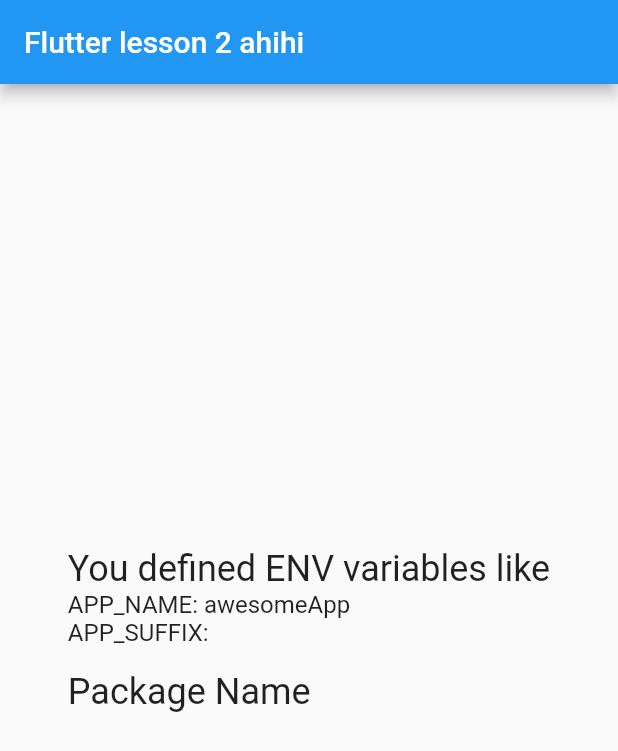
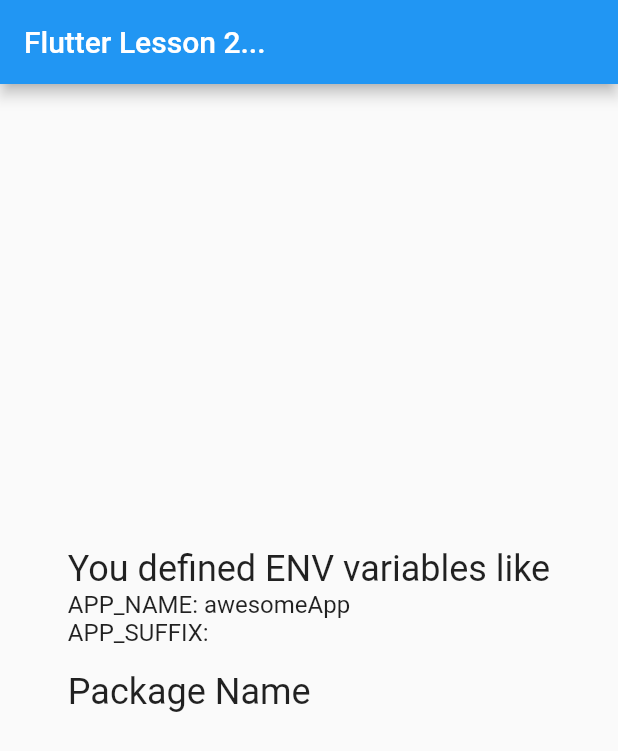
Before and after one commit to ToanMobile/Flutter_Multi_Environment, a Flutter app: the screen it shows after launch, on a phone screen of 412 x 824 dp. Shown: the top 751 px of the screen. Run offline on Flutter 3.47's test engine with Material 2 defaults, Android fonts, the phone set to English and light mode, and no system bars; our stand-ins replace package_info_plus.

Commit message:
Update main.dart

```diff
--- a/lib/main.dart
+++ b/lib/main.dart
@@ -32,7 +32,7 @@ class MyApp extends StatelessWidget {
         // is not restarted.
         primarySwatch: Colors.blue,
       ),
-      home: MyHomePage(key: Key(""),title: 'Flutter lesson 2 ahihi'),
+      home: MyHomePage(key: Key(""),title: 'Flutter Lesson 2...'),
     );
   }
 }
```
